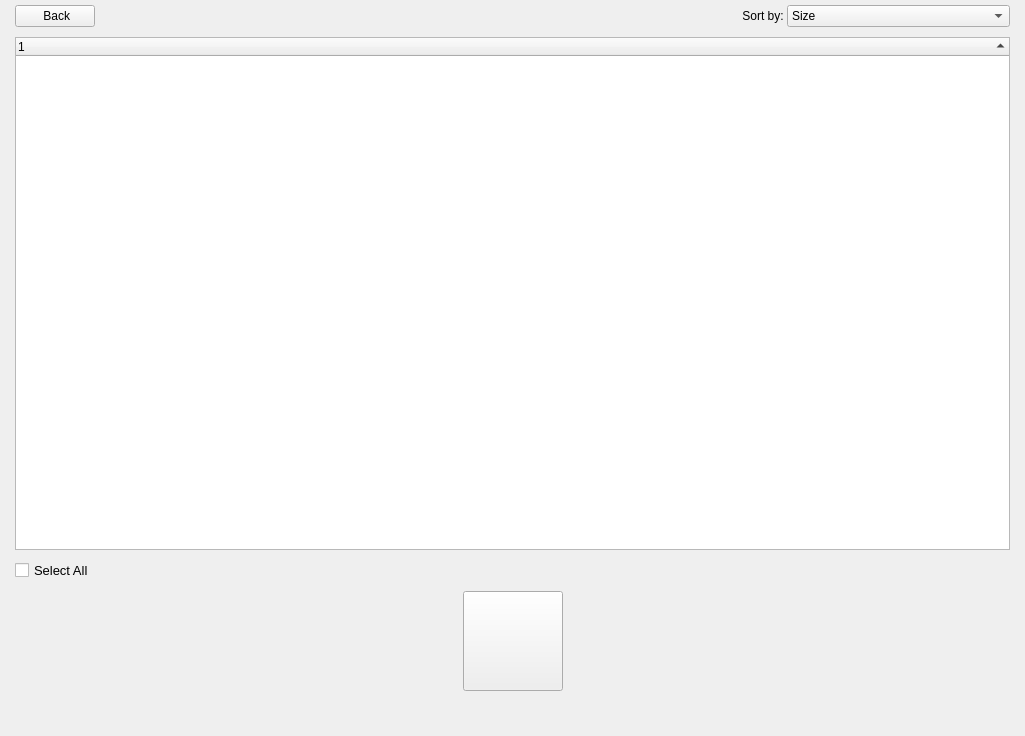
Qt form stacer/Pages/SystemCleaner/system_cleaner_page.ui (oguzhaninan/Stacer) before a commit.
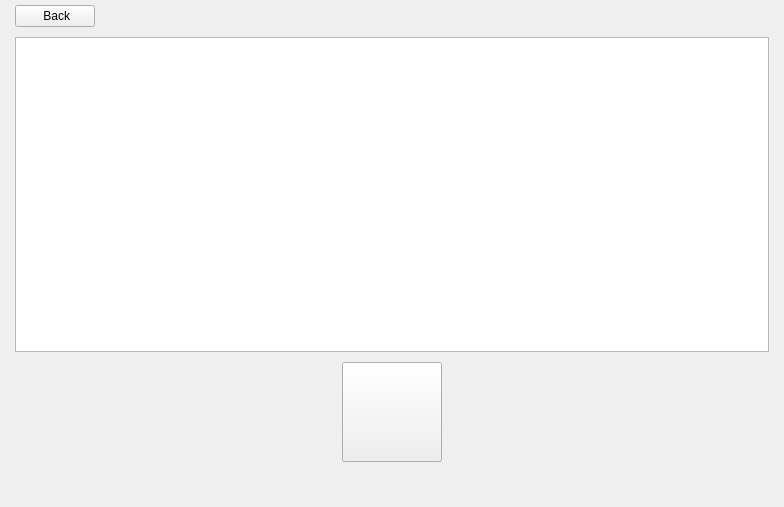
The same form after that commit. Icons and pictures are not drawn.

```diff
--- a/stacer/Pages/SystemCleaner/system_cleaner_page.ui
+++ b/stacer/Pages/SystemCleaner/system_cleaner_page.ui
@@ -6,8 +6,8 @@
    <rect>
     <x>0</x>
     <y>0</y>
-    <width>1025</width>
-    <height>736</height>
+    <width>784</width>
+    <height>507</height>
    </rect>
   </property>
   <property name="windowTitle">
@@ -540,105 +540,6 @@
           <property name="verticalSpacing">
            <number>10</number>
           </property>
-          <item row="0" column="1" alignment="Qt::AlignHCenter">
-           <widget class="QLabel" name="lblRemovedTotalSize">
-            <property name="minimumSize">
-             <size>
-              <width>20</width>
-              <height>0</height>
-             </size>
-            </property>
-            <property name="styleSheet">
-             <string notr="true"/>
-            </property>
-            <property name="text">
-             <string/>
-            </property>
-           </widget>
-          </item>
-          <item row="6" column="1">
-           <widget class="QLabel" name="lblLoadingCleaner">
-            <property name="minimumSize">
-             <size>
-              <width>100</width>
-              <height>20</height>
-             </size>
-            </property>
-            <property name="maximumSize">
-             <size>
-              <width>16777215</width>
-              <height>20</height>
-             </size>
-            </property>
-            <property name="accessibleName">
-             <string>circle</string>
-            </property>
-            <property name="text">
-             <string/>
-            </property>
-           </widget>
-          </item>
-          <item row="5" column="1">
-           <widget class="QPushButton" name="btnClean">
-            <property name="sizePolicy">
-             <sizepolicy hsizetype="Fixed" vsizetype="Fixed">
-              <horstretch>0</horstretch>
-              <verstretch>0</verstretch>
-             </sizepolicy>
-            </property>
-            <property name="minimumSize">
-             <size>
-              <width>100</width>
-              <height>100</height>
-             </size>
-            </property>
-            <property name="maximumSize">
-             <size>
-              <width>100</width>
-              <height>100</height>
-             </size>
-            </property>
-            <property name="cursor">
-             <cursorShape>PointingHandCursor</cursorShape>
-            </property>
-            <property name="focusPolicy">
-             <enum>Qt::NoFocus</enum>
-            </property>
-            <property name="styleSheet">
-             <string notr="true"/>
-            </property>
-            <property name="text">
-             <string/>
-            </property>
-           </widget>
-          </item>
-          <item row="4" column="0">
-           <widget class="QCheckBox" name="checkSelectAll">
-            <property name="maximumSize">
-             <size>
-              <width>16777215</width>
-              <height>16777215</height>
-             </size>
-            </property>
-            <property name="font">
-             <font>
-              <pointsize>10</pointsize>
-             </font>
-            </property>
-            <property name="cursor">
-             <cursorShape>PointingHandCursor</cursorShape>
-            </property>
-            <property name="focusPolicy">
-             <enum>Qt::NoFocus</enum>
-            </property>
-            <property name="accessibleName">
-             <string>circle</string>
-            </property>
-            <property name="text">
-             <string>Select All</string>
-            </property>
-           </widget>
-          </item>
           <item row="0" column="0" alignment="Qt::AlignLeft">
            <widget class="QPushButton" name="btnBackToCategories">
             <property name="cursor">
@@ -662,36 +563,7 @@
             </property>
            </widget>
           </item>
-          <item row="5" column="0">
-           <spacer name="horizontalSpacer_4">
-            <property name="orientation">
-             <enum>Qt::Horizontal</enum>
-            </property>
-            <property name="sizeHint" stdset="0">
-             <size>
-              <width>40</width>
-              <height>20</height>
-             </size>
-            </property>
-           </spacer>
-          </item>
-          <item row="4" column="3">
-           <widget class="QLabel" name="lblTotalBytes">
-            <property name="sizePolicy">
-             <sizepolicy hsizetype="Preferred" vsizetype="Fixed">
-              <horstretch>0</horstretch>
-              <verstretch>0</verstretch>
-             </sizepolicy>
-            </property>
-            <property name="text">
-             <string/>
-            </property>
-            <property name="alignment">
-             <set>Qt::AlignRight|Qt::AlignTrailing|Qt::AlignVCenter</set>
-            </property>
-           </widget>
-          </item>
-          <item row="5" column="3">
+          <item row="3" column="3">
            <spacer name="horizontalSpacer_5">
             <property name="orientation">
              <enum>Qt::Horizontal</enum>
@@ -704,6 +576,19 @@
             </property>
            </spacer>
           </item>
+          <item row="3" column="0">
+           <spacer name="horizontalSpacer_4">
+            <property name="orientation">
+             <enum>Qt::Horizontal</enum>
+            </property>
+            <property name="sizeHint" stdset="0">
+             <size>
+              <width>40</width>
+              <height>20</height>
+             </size>
+            </property>
+           </spacer>
+          </item>
           <item row="1" column="0" rowspan="2" colspan="4">
            <widget class="QTreeWidget" name="treeWidgetScanResult">
             <property name="font">
@@ -732,17 +617,11 @@
             <property name="horizontalScrollMode">
              <enum>QAbstractItemView::ScrollPerItem</enum>
             </property>
-            <property name="sortingEnabled">
-             <bool>true</bool>
-            </property>
             <property name="animated">
              <bool>true</bool>
             </property>
             <attribute name="headerVisible">
-             <bool>true</bool>
-            </attribute>
-            <attribute name="headerShowSortIndicator" stdset="0">
-             <bool>true</bool>
+             <bool>false</bool>
             </attribute>
             <column>
              <property name="text">
@@ -751,62 +630,74 @@
             </column>
            </widget>
           </item>
-          <item row="0" column="3">
-           <layout class="QHBoxLayout" name="horizontalLayout">
-            <item>
-             <widget class="QLabel" name="lblSortBy">
-              <property name="text">
-               <string>Sort by: </string>
-              </property>
-              <property name="alignment">
-               <set>Qt::AlignRight|Qt::AlignTrailing|Qt::AlignVCenter</set>
-              </property>
-             </widget>
-            </item>
-            <item>
-             <widget class="QComboBox" name="cbSortBy">
-              <property name="currentIndex">
-               <number>3</number>
-              </property>
-              <item>
-               <property name="text">
-                <string>Name</string>
-               </property>
-               <property name="icon">
-                <iconset resource="../../static.qrc">
-                 <normaloff>:/static/themes/default/img/asc.png</normaloff>:/static/themes/default/img/asc.png</iconset>
-               </property>
-              </item>
-              <item>
-               <property name="text">
-                <string>Name</string>
-               </property>
-               <property name="icon">
-                <iconset resource="../../static.qrc">
-                 <normaloff>:/static/themes/default/img/dsc.png</normaloff>:/static/themes/default/img/dsc.png</iconset>
-               </property>
-              </item>
-              <item>
-               <property name="text">
-                <string>Size</string>
-               </property>
-               <property name="icon">
-                <iconset resource="../../static.qrc">
-                 <normaloff>:/static/themes/default/img/asc.png</normaloff>:/static/themes/default/img/asc.png</iconset>
-               </property>
-              </item>
-              <item>
-               <property name="text">
-                <string>Size</string>
-               </property>
-               <property name="icon">
-                <iconset resource="../../static.qrc">
-                 <normaloff>:/static/themes/default/img/dsc.png</normaloff>:/static/themes/default/img/dsc.png</iconset>
-               </property>
-              </item>
-             </widget>
-            </item>
-           </layout>
+          <item row="3" column="1" alignment="Qt::AlignHCenter">
+           <widget class="QPushButton" name="btnClean">
+            <property name="sizePolicy">
+             <sizepolicy hsizetype="Fixed" vsizetype="Fixed">
+              <horstretch>0</horstretch>
+              <verstretch>0</verstretch>
+             </sizepolicy>
+            </property>
+            <property name="minimumSize">
+             <size>
+              <width>100</width>
+              <height>100</height>
+             </size>
+            </property>
+            <property name="maximumSize">
+             <size>
+              <width>100</width>
+              <height>100</height>
+             </size>
+            </property>
+            <property name="cursor">
+             <cursorShape>PointingHandCursor</cursorShape>
+            </property>
+            <property name="focusPolicy">
+             <enum>Qt::NoFocus</enum>
+            </property>
+            <property name="styleSheet">
+             <string notr="true"/>
+            </property>
+            <property name="text">
+             <string/>
+            </property>
+           </widget>
+          </item>
+          <item row="0" column="1" alignment="Qt::AlignHCenter">
+           <widget class="QLabel" name="lblRemovedTotalSize">
+            <property name="minimumSize">
+             <size>
+              <width>20</width>
+              <height>0</height>
+             </size>
+            </property>
+            <property name="styleSheet">
+             <string notr="true"/>
+            </property>
+            <property name="text">
+             <string/>
+            </property>
+           </widget>
+          </item>
+          <item row="4" column="1">
+           <widget class="QLabel" name="lblLoadingCleaner">
+            <property name="minimumSize">
+             <size>
+              <width>100</width>
+              <height>20</height>
+             </size>
+            </property>
+            <property name="maximumSize">
+             <size>
+              <width>16777215</width>
+              <height>20</height>
+             </size>
+            </property>
+            <property name="text">
+             <string/>
+            </property>
+           </widget>
           </item>
          </layout>
         </widget>
```
Left out of the diff: 73 changed lines with no effect on the pictures.
